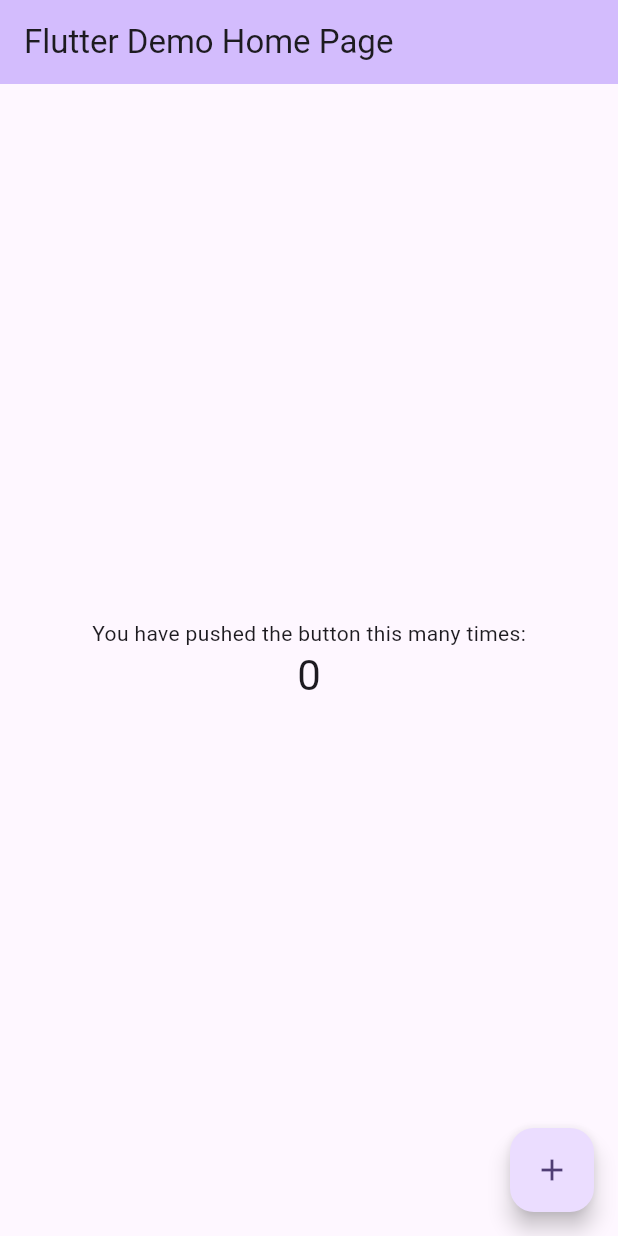
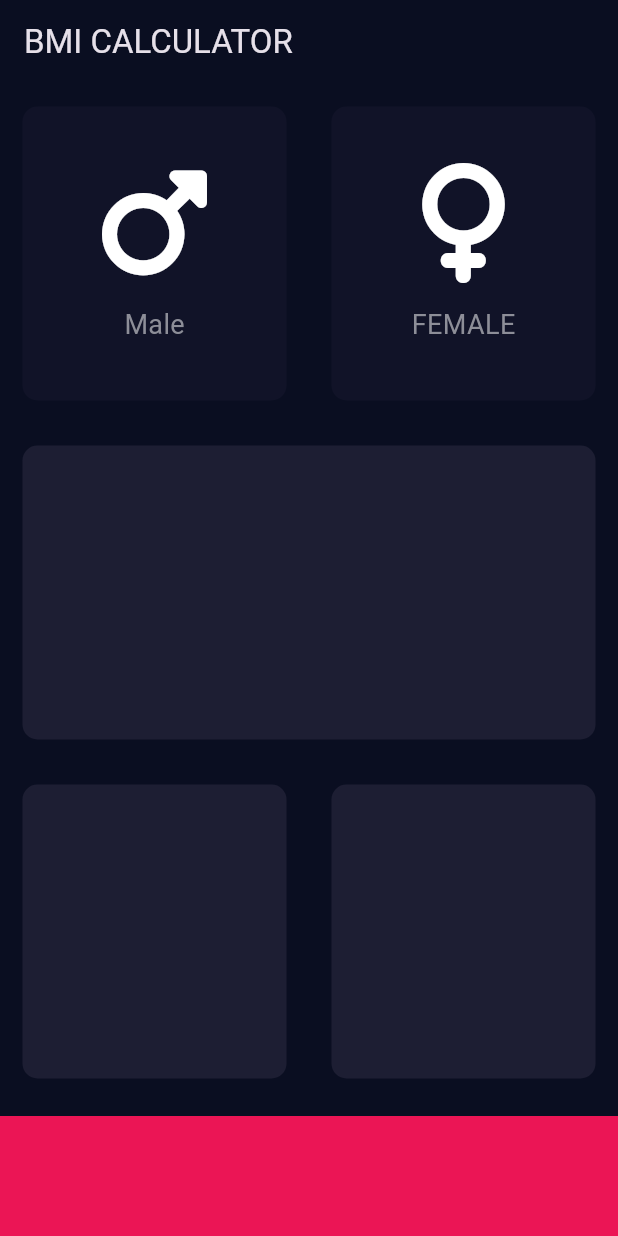
Before and after one commit to alphaseneca/60dayschallenge, a Flutter app: the screen it shows after launch, on a phone screen of 412 x 824 dp. Run offline on Flutter 3.47's test engine with Material 3 defaults, Android fonts, the phone set to English and light mode, and no system bars; our stand-ins replace audioplayers, font_awesome_flutter, rflutter_alert.

Commit message:
added ternary opearator

```diff
--- /dev/null
+++ b/bmicalculator/lib/icon_content.dart
@@ -0,0 +1,26 @@
+import 'package:flutter/material.dart';
+
+class IconContent extends StatelessWidget {
+  final IconData icon;
+  final String label;
+
+  static const labeltextstyle =
+      TextStyle(fontSize: 18.0, color: Color(0xFF8D8E98));
+
+  const IconContent({required this.label, required this.icon});
+
+  @override
+  Widget build(BuildContext context) {
+    return Column(
+      mainAxisAlignment: MainAxisAlignment.center,
+      children: [
+        Icon(icon, size: 80.0),
+        SizedBox(height: 15.0),
+        Text(
+          label,
+          style: labeltextstyle,
+        ),
+      ],
+    );
+  }
+}
--- /dev/null
+++ b/bmicalculator/lib/input_page.dart
@@ -0,0 +1,136 @@
+import 'package:flutter/material.dart';
+import 'package:font_awesome_flutter/font_awesome_flutter.dart';
+import 'icon_content.dart';
+import 'reusable_card.dart';
+
+const bottomContainerHeight = 80.0;
+
+const activeCardColour = Color(0xFF1D1E33);
+const inactiveCardColour = Color(0xFF111328);
+const bottomContainerColour = Color(0xFFEB1555);
+
+enum Gender {
+  male,
+  female,
+  none,
+}
+
+class InputPage extends StatefulWidget {
+  @override
+  _InputPageState createState() => _InputPageState();
+}
+
+class _InputPageState extends State<InputPage> {
+  Gender selectedGender = Gender.none;
+  // Color maleCardColour = inactiveCardColour;
+  // Color femaleCardColour = inactiveCardColour;
+
+  // void updateColour(Gender selectedGender) {
+  //   //male card pressed
+  //   if (selectedGender == Gender.male) {
+  //     if (maleCardColour == inactiveCardColour) {
+  //       maleCardColour = activeCardColour;
+  //       femaleCardColour = inactiveCardColour;
+  //     } else {
+  //       maleCardColour = inactiveCardColour;
+  //     }
+  //   }
+  //   //female card pressed
+  //   if (selectedGender == Gender.female) {
+  //     if (femaleCardColour == inactiveCardColour) {
+  //       femaleCardColour = activeCardColour;
+  //       maleCardColour = inactiveCardColour;
+  //     } else {
+  //       femaleCardColour = inactiveCardColour;
+  //     }
+  //   }
+  // }
+
+  @override
+  Widget build(BuildContext context) {
+    return Scaffold(
+      appBar: AppBar(
+        title: const Text('BMI CALCULATOR'),
+      ),
+      body: Column(
+        children: [
+          Expanded(
+            child: Row(
+              children: [
+                Expanded(
+                  child: GestureDetector(
+                    onTap: () {
+                      setState(() {
+                        selectedGender = Gender.male;
+                      });
+                    },
+                    child: ReusableCard(
+                      cardChild: IconContent(
+                        icon: FontAwesomeIcons.mars,
+                        label: 'Male',
+                      ),
+                      colour: selectedGender == Gender.male
+                          ? activeCardColour
+                          : inactiveCardColour,
+                    ),
+                  ),
+                ),
+                Expanded(
+                  child: GestureDetector(
+                    onTap: () {
+                      setState(() {
+                        selectedGender = Gender.female;
+                      });
+                    },
+                    child: ReusableCard(
+                      cardChild: IconContent(
+                        icon: FontAwesomeIcons.venus,
+                        label: 'FEMALE',
+                      ),
+                      colour: selectedGender == Gender.female
+                          ? activeCardColour
+                          : inactiveCardColour,
+                    ),
+                  ),
+                ),
+              ],
+            ),
+          ),
+          Expanded(
+            child: ReusableCard(
+              cardChild: Container(),
+              colour: activeCardColour,
+            ),
+          ),
+          Expanded(
+            child: Row(
+              children: [
+                Expanded(
+                  child: ReusableCard(
+                    cardChild: Container(),
+                    colour: activeCardColour,
+                  ),
+                ),
+                Expanded(
+                  child: ReusableCard(
+                    cardChild: Container(),
+                    colour: activeCardColour,
+                  ),
+                ),
+              ],
+            ),
+          ),
+          Container(
+            color: bottomContainerColour,
+            margin: EdgeInsets.only(top: 10.0),
+            width: double.infinity,
+            height: bottomContainerHeight,
+          ),
+        ],
+      ),
+    );
+  }
+}
+
+
+// Iconcontent is a stateless widget
--- a/bmicalculator/lib/main.dart
+++ b/bmicalculator/lib/main.dart
@@ -1,125 +1,19 @@
 import 'package:flutter/material.dart';
+//importing the pages into the main page for the app
+import 'input_page.dart';
 
-void main() {
-  runApp(const MyApp());
-}
+void main() => runApp(BMICalculator());
 
-class MyApp extends StatelessWidget {
-  const MyApp({super.key});
-
-  // This widget is the root of your application.
+class BMICalculator extends StatelessWidget {
   @override
   Widget build(BuildContext context) {
     return MaterialApp(
-      title: 'Flutter Demo',
-      theme: ThemeData(
-        // This is the theme of your application.
-        //
-        // TRY THIS: Try running your application with "flutter run". You'll see
-        // the application has a purple toolbar. Then, without quitting the app,
-        // try changing the seedColor in the colorScheme below to Colors.green
-        // and then invoke "hot reload" (save your changes or press the "hot
-        // reload" button in a Flutter-supported IDE, or press "r" if you used
-        // the command line to start the app).
-        //
-        // Notice that the counter didn't reset back to zero; the application
-        // state is not lost during the reload. To reset the state, use hot
-        // restart instead.
-        //
-        // This works for code too, not just values: Most code changes can be
-        // tested with just a hot reload.
-        colorScheme: ColorScheme.fromSeed(seedColor: Colors.deepPurple),
-        useMaterial3: true,
+      theme: ThemeData.dark().copyWith(
+        primaryColor: Color(0xFF0A0E21),
+        appBarTheme: AppBarTheme(color: Color(0xFF0A0E21)),
+        scaffoldBackgroundColor: Color(0xFF0A0E21),
       ),
-      home: const MyHomePage(title: 'Flutter Demo Home Page'),
+      home: InputPage(),
     );
   }
 }
-
-class MyHomePage extends StatefulWidget {
-  const MyHomePage({super.key, required this.title});
-
-  // This widget is the home page of your application. It is stateful, meaning
-  // that it has a State object (defined below) that contains fields that affect
-  // how it looks.
-
-  // This class is the configuration for the state. It holds the values (in this
-  // case the title) provided by the parent (in this case the App widget) and
-  // used by the build method of the State. Fields in a Widget subclass are
-  // always marked "final".
-
-  final String title;
-
-  @override
-  State<MyHomePage> createState() => _MyHomePageState();
-}
-
-class _MyHomePageState extends State<MyHomePage> {
-  int _counter = 0;
-
-  void _incrementCounter() {
-    setState(() {
-      // This call to setState tells the Flutter framework that something has
-      // changed in this State, which causes it to rerun the build method below
-      // so that the display can reflect the updated values. If we changed
-      // _counter without calling setState(), then the build method would not be
-      // called again, and so nothing would appear to happen.
-      _counter++;
-    });
-  }
-
-  @override
-  Widget build(BuildContext context) {
-    // This method is rerun every time setState is called, for instance as done
-    // by the _incrementCounter method above.
-    //
-    // The Flutter framework has been optimized to make rerunning build methods
-    // fast, so that you can just rebuild anything that needs updating rather
-    // than having to individually change instances of widgets.
-    return Scaffold(
-      appBar: AppBar(
-        // TRY THIS: Try changing the color here to a specific color (to
-        // Colors.amber, perhaps?) and trigger a hot reload to see the AppBar
-        // change color while the other colors stay the same.
-        backgroundColor: Theme.of(context).colorScheme.inversePrimary,
-        // Here we take the value from the MyHomePage object that was created by
-        // the App.build method, and use it to set our appbar title.
-        title: Text(widget.title),
-      ),
-      body: Center(
-        // Center is a layout widget. It takes a single child and positions it
-        // in the middle of the parent.
-        child: Column(
-          // Column is also a layout widget. It takes a list of children and
-          // arranges them vertically. By default, it sizes itself to fit its
-          // children horizontally, and tries to be as tall as its parent.
-          //
-          // Column has various properties to control how it sizes itself and
-          // how it positions its children. Here we use mainAxisAlignment to
-          // center the children vertically; the main axis here is the vertical
-          // axis because Columns are vertical (the cross axis would be
-          // horizontal).
-          //
-          // TRY THIS: Invoke "debug painting" (choose the "Toggle Debug Paint"
-          // action in the IDE, or press "p" in the console), to see the
-          // wireframe for each widget.
-          mainAxisAlignment: MainAxisAlignment.center,
-          children: <Widget>[
-            const Text(
-              'You have pushed the button this many times:',
-            ),
-            Text(
-              '$_counter',
-              style: Theme.of(context).textTheme.headlineMedium,
-            ),
-          ],
-        ),
-      ),
-      floatingActionButton: FloatingActionButton(
-        onPressed: _incrementCounter,
-        tooltip: 'Increment',
-        child: const Icon(Icons.add),
-      ), // This trailing comma makes auto-formatting nicer for build methods.
-    );
-  }
-}
--- /dev/null
+++ b/bmicalculator/lib/reusable_card.dart
@@ -0,0 +1,19 @@
+import 'package:flutter/material.dart';
+
+class ReusableCard extends StatelessWidget {
+  final Color colour;
+  // added the final code here as the colour will not change in future
+  final Widget cardChild;
+  ReusableCard({required this.colour, required this.cardChild});
+  @override
+  Widget build(BuildContext context) {
+    return Container(
+      child: cardChild,
+      margin: EdgeInsets.all(15.0),
+      decoration: BoxDecoration(
+        borderRadius: BorderRadiusDirectional.circular(10.0),
+        color: colour,
+      ),
+    );
+  }
+}
--- a/bmicalculator/pubspec.yaml
+++ b/bmicalculator/pubspec.yaml
@@ -35,6 +35,7 @@ dependencies:
   # The following adds the Cupertino Icons font to your application.
   # Use with the CupertinoIcons class for iOS style icons.
   cupertino_icons: ^1.0.6
+  font_awesome_flutter: ^10.7.0
 
 dev_dependencies:
   flutter_test:
```
Also changed, not shown: 1 other file.
